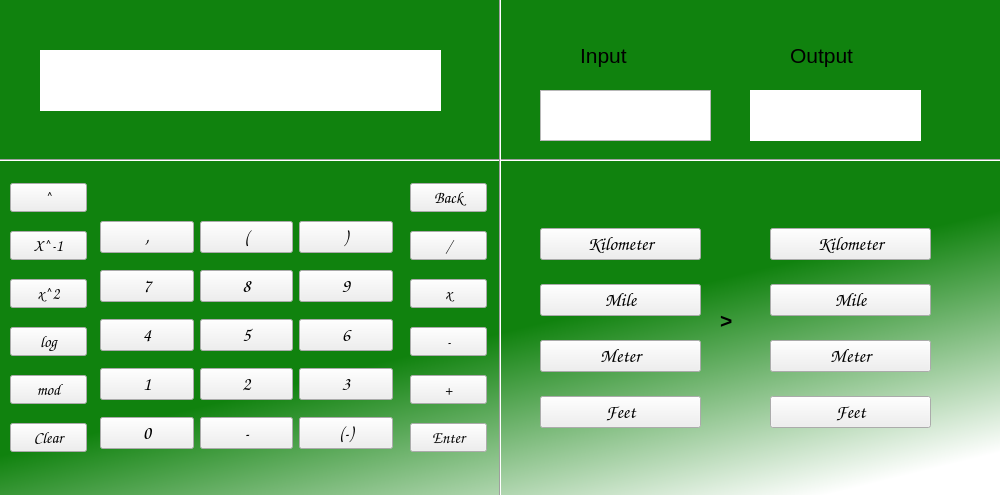
Above: MainUI.ui from NesQuickCoding/Multi-Purpose-Calculator before the change. Below: the same form after it.
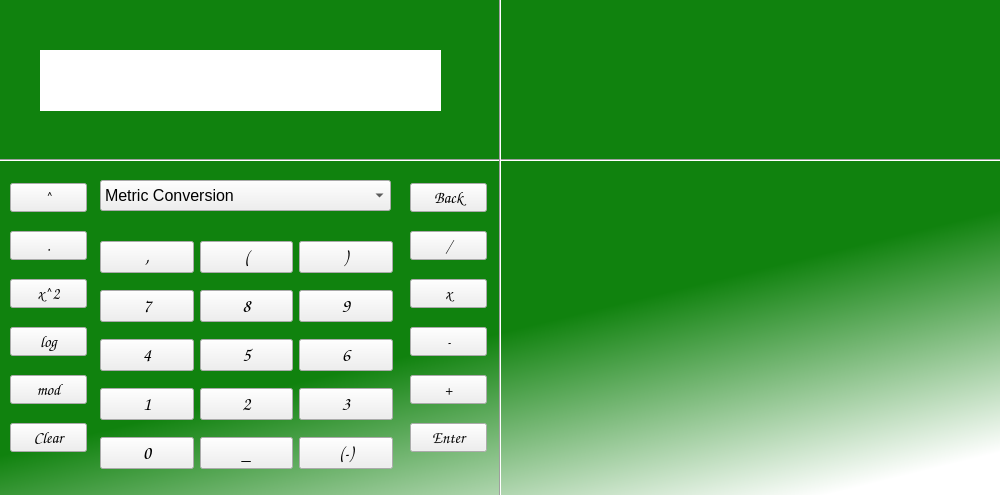
That is the form after the change.

```diff
--- a/MainUI.ui
+++ b/MainUI.ui
@@ -50,7 +50,7 @@
      <property name="geometry">
       <rect>
        <x>100</x>
-       <y>210</y>
+       <y>230</y>
        <width>293</width>
        <height>251</height>
       </rect>
@@ -91,7 +91,7 @@
          </font>
         </property>
         <property name="text">
-         <string>-</string>
+         <string>_</string>
         </property>
        </widget>
       </item>
@@ -279,200 +279,6 @@
       <enum>Qt::Vertical</enum>
      </property>
     </widget>
-    <widget class="QWidget" name="gridLayoutWidget">
-     <property name="geometry">
-      <rect>
-       <x>540</x>
-       <y>210</y>
-       <width>161</width>
-       <height>236</height>
-      </rect>
-     </property>
-     <layout class="QGridLayout" name="gridLayout">
-      <item row="2" column="0">
-       <widget class="QPushButton" name="pushButton_99">
-        <property name="font">
-         <font>
-          <family>Comic Sans MS</family>
-          <pointsize>14</pointsize>
-         </font>
-        </property>
-        <property name="text">
-         <string>Mile</string>
-        </property>
-       </widget>
-      </item>
-      <item row="3" column="0">
-       <widget class="QPushButton" name="pushButton_102">
-        <property name="font">
-         <font>
-          <family>Comic Sans MS</family>
-          <pointsize>14</pointsize>
-         </font>
-        </property>
-        <property name="text">
-         <string>Meter</string>
-        </property>
-       </widget>
-      </item>
-      <item row="1" column="0">
-       <widget class="QPushButton" name="pushButton_100">
-        <property name="font">
-         <font>
-          <family>Comic Sans MS</family>
-          <pointsize>14</pointsize>
-         </font>
-        </property>
-        <property name="text">
-         <string>Kilometer</string>
-        </property>
-       </widget>
-      </item>
-      <item row="4" column="0">
-       <widget class="QPushButton" name="pushButton_103">
-        <property name="font">
-         <font>
-          <family>Comic Sans MS</family>
-          <pointsize>14</pointsize>
-         </font>
-        </property>
-        <property name="text">
-         <string>Feet</string>
-        </property>
-       </widget>
-      </item>
-     </layout>
-    </widget>
-    <widget class="QTextBrowser" name="textBrowser">
-     <property name="geometry">
-      <rect>
-       <x>540</x>
-       <y>90</y>
-       <width>171</width>
-       <height>51</height>
-      </rect>
-     </property>
-    </widget>
-    <widget class="QWidget" name="gridLayoutWidget_3">
-     <property name="geometry">
-      <rect>
-       <x>770</x>
-       <y>210</y>
-       <width>161</width>
-       <height>236</height>
-      </rect>
-     </property>
-     <layout class="QGridLayout" name="gridLayout_4">
-      <item row="2" column="0">
-       <widget class="QPushButton" name="pushButton_101">
-        <property name="font">
-         <font>
-          <family>Comic Sans MS</family>
-          <pointsize>14</pointsize>
-         </font>
-        </property>
-        <property name="text">
-         <string>Mile</string>
-        </property>
-       </widget>
-      </item>
-      <item row="3" column="0">
-       <widget class="QPushButton" name="pushButton_104">
-        <property name="font">
-         <font>
-          <family>Comic Sans MS</family>
-          <pointsize>14</pointsize>
-         </font>
-        </property>
-        <property name="text">
-         <string>Meter</string>
-        </property>
-       </widget>
-      </item>
-      <item row="1" column="0">
-       <widget class="QPushButton" name="pushButton_105">
-        <property name="font">
-         <font>
-          <family>Comic Sans MS</family>
-          <pointsize>14</pointsize>
-         </font>
-        </property>
-        <property name="text">
-         <string>Kilometer</string>
-        </property>
-       </widget>
-      </item>
-      <item row="4" column="0">
-       <widget class="QPushButton" name="pushButton_106">
-        <property name="font">
-         <font>
-          <family>Comic Sans MS</family>
-          <pointsize>14</pointsize>
-         </font>
-        </property>
-        <property name="text">
-         <string>Feet</string>
-        </property>
-       </widget>
-      </item>
-     </layout>
-    </widget>
-    <widget class="QLabel" name="label">
-     <property name="geometry">
-      <rect>
-       <x>580</x>
-       <y>40</y>
-       <width>71</width>
-       <height>31</height>
-      </rect>
-     </property>
-     <property name="font">
-      <font>
-       <pointsize>16</pointsize>
-      </font>
-     </property>
-     <property name="text">
-      <string>Input</string>
-     </property>
-    </widget>
-    <widget class="QLabel" name="label_2">
-     <property name="geometry">
-      <rect>
-       <x>790</x>
-       <y>40</y>
-       <width>91</width>
-       <height>31</height>
-      </rect>
-     </property>
-     <property name="font">
-      <font>
-       <pointsize>16</pointsize>
-      </font>
-     </property>
-     <property name="text">
-      <string>Output</string>
-     </property>
-    </widget>
-    <widget class="QLabel" name="label_3">
-     <property name="geometry">
-      <rect>
-       <x>720</x>
-       <y>300</y>
-       <width>21</width>
-       <height>41</height>
-      </rect>
-     </property>
-     <property name="font">
-      <font>
-       <pointsize>16</pointsize>
-       <weight>75</weight>
-       <bold>true</bold>
-      </font>
-     </property>
-     <property name="text">
-      <string>&gt;</string>
-     </property>
-    </widget>
     <widget class="QWidget" name="verticalLayoutWidget">
      <property name="geometry">
       <rect>
@@ -505,7 +311,7 @@
          </font>
         </property>
         <property name="text">
-         <string>X^-1</string>
+         <string>.</string>
         </property>
        </widget>
       </item>
@@ -669,21 +475,40 @@
       <string/>
      </property>
     </widget>
-    <widget class="QLabel" name="label_5">
+    <widget class="QComboBox" name="comboBox">
      <property name="geometry">
       <rect>
-       <x>750</x>
-       <y>90</y>
-       <width>171</width>
-       <height>51</height>
+       <x>100</x>
+       <y>180</y>
+       <width>291</width>
+       <height>31</height>
       </rect>
      </property>
-     <property name="styleSheet">
-      <string notr="true">background-color: rgb(255, 255, 255);</string>
+     <property name="font">
+      <font>
+       <pointsize>12</pointsize>
+      </font>
      </property>
-     <property name="text">
-      <string/>
-     </property>
+     <item>
+      <property name="text">
+       <string>Metric Conversion</string>
+      </property>
+     </item>
+     <item>
+      <property name="text">
+       <string>Temperature Conversion</string>
+      </property>
+     </item>
+     <item>
+      <property name="text">
+       <string>Prime Numbers</string>
+      </property>
+     </item>
+     <item>
+      <property name="text">
+       <string>Perfect Numbers</string>
+      </property>
+     </item>
     </widget>
    </widget>
   </widget>
```
Left out of the diff: 75 changed lines with no effect on the pictures.
